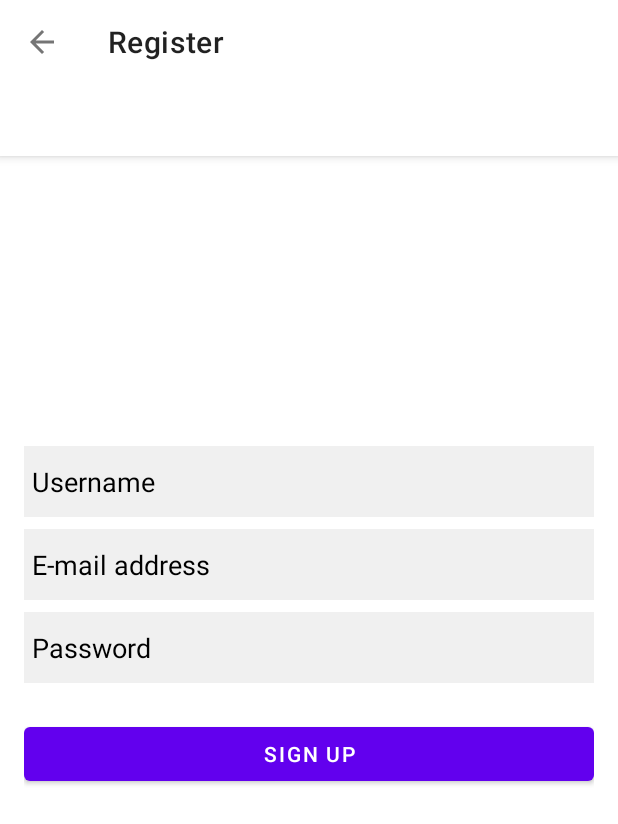
After one commit to dimitarduino/chat-mobilni, an Android app: the RegisterActivity screen opened directly, with no data from a screen before it, on a phone screen of 412 x 824 dp. The commit adds this screen. Shown: the top 824 px of the screen. Run offline under Robolectric (Android 15) with nearby library versions, the phone set to English and light mode, and no system bars.

Commit message:
Nacrtani Login/Register/Welcome

```diff
--- /dev/null
+++ b/app/src/main/java/com/dimitarduino/chatmobilni/RegisterActivity.kt
@@ -0,0 +1,24 @@
+package com.dimitarduino.chatmobilni
+
+import android.content.Intent
+import androidx.appcompat.app.AppCompatActivity
+import android.os.Bundle
+
+class RegisterActivity : AppCompatActivity() {
+    override fun onCreate(savedInstanceState: Bundle?) {
+        super.onCreate(savedInstanceState)
+        setContentView(R.layout.activity_register)
+
+        val toolbar : androidx.appcompat.widget.Toolbar = findViewById(R.id.toolbar_register)
+        setSupportActionBar(toolbar)
+
+        supportActionBar!!.title = "Register"
+        supportActionBar!!.setDisplayHomeAsUpEnabled(true)
+        toolbar.setNavigationOnClickListener {
+            val intent = Intent(this, WelcomeActivity::class.java)
+
+            startActivity(intent)
+            finish()
+        }
+    }
+}
--- /dev/null
+++ b/app/src/main/res/layout/activity_register.xml
@@ -0,0 +1,94 @@
+<?xml version="1.0" encoding="utf-8"?>
+<RelativeLayout xmlns:android="http://schemas.android.com/apk/res/android"
+    xmlns:app="http://schemas.android.com/apk/res-auto"
+    xmlns:tools="http://schemas.android.com/tools"
+    android:layout_width="match_parent"
+    android:layout_height="match_parent"
+    android:background="@color/common_google_signin_btn_text_dark"
+    tools:context=".RegisterActivity">
+
+    <com.google.android.material.appbar.AppBarLayout
+        android:layout_width="match_parent"
+        android:layout_height="wrap_content"
+        android:theme="@style/Theme.ChatMobilni.AppBarOverlay">
+
+        <androidx.appcompat.widget.Toolbar
+            android:id="@+id/toolbar_register"
+            android:layout_width="match_parent"
+            android:layout_height="wrap_content"
+            android:background="@color/white"
+            android:theme="@style/Theme.ChatMobilni.PopupOverlay">
+
+        </androidx.appcompat.widget.Toolbar>
+
+        <com.google.android.material.tabs.TabLayout
+            android:id="@+id/tabLayout"
+            android:layout_width="match_parent"
+            android:layout_height="wrap_content"
+            android:background="@color/white"
+            app:tabIndicatorColor="@color/purple_500">
+
+        </com.google.android.material.tabs.TabLayout>
+
+    </com.google.android.material.appbar.AppBarLayout>
+
+    <LinearLayout
+        android:layout_width="match_parent"
+        android:layout_height="wrap_content"
+        android:padding="16dp"
+        android:gravity="center_horizontal"
+        android:orientation="vertical"
+        android:layout_centerInParent="true"
+        >
+        <EditText
+            android:id="@+id/username_register"
+            android:layout_width="match_parent"
+            android:layout_height="wrap_content"
+            android:inputType="text"
+            android:paddingVertical="11dp"
+            android:paddingHorizontal="5dp"
+            android:background="@color/inputBackground"
+            android:hint="Username"
+            android:textColor="@color/black"
+            android:layout_marginBottom="8dp"
+            android:textColorHint="@color/black"/>
+        <EditText
+            android:id="@+id/email_register"
+            android:layout_width="match_parent"
+            android:layout_height="wrap_content"
+            android:inputType="textEmailAddress"
+            android:paddingVertical="11dp"
+            android:paddingHorizontal="5dp"
+            android:background="@color/inputBackground"
+            android:hint="E-mail address"
+            android:textColor="@color/black"
+            android:layout_marginBottom="8dp"
+            android:textColorHint="@color/black"
+            />
+        <EditText
+            android:id="@+id/password_register"
+            android:layout_width="match_parent"
+            android:layout_height="wrap_content"
+            android:inputType="textPassword"
+            android:paddingVertical="11dp"
+            android:paddingHorizontal="5dp"
+            android:background="@color/inputBackground"
+            android:hint="Password"
+            android:textColor="@color/black"
+            android:layout_marginBottom="8dp"
+            android:textColorHint="@color/black"
+            />
+
+        <Button
+            android:id="@+id/register_btn"
+            android:layout_width="match_parent"
+            android:layout_height="wrap_content"
+            android:layout_marginTop="15dp"
+            android:text="Sign Up"
+            android:textColor="@color/white"
+            android:textColorHint="@color/white"
+            />
+
+    </LinearLayout>
+
+</RelativeLayout>
--- a/app/src/main/res/values/colors.xml
+++ b/app/src/main/res/values/colors.xml
@@ -11,4 +11,5 @@
     <color name="colorPrimaryDark">#1c223c</color>
     <color name="colorAccent">#000000</color>
     <color name="colorProfile">#1c223c</color>
+    <color name="inputBackground">#f0f0f0</color>
 </resources>
--- a/app/src/main/res/values/themes.xml
+++ b/app/src/main/res/values/themes.xml
@@ -1,6 +1,6 @@
 <resources xmlns:tools="http://schemas.android.com/tools">
     <!-- Base application theme. -->
-    <style name="Theme.ChatMobilni" parent="Theme.MaterialComponents.DayNight.DarkActionBar">
+    <style name="Theme.ChatMobilni" parent="Theme.MaterialComponents.DayNight.NoActionBar">
         <!-- Primary brand color. -->
         <item name="colorPrimary">@color/purple_500</item>
         <item name="colorPrimaryVariant">@color/purple_700</item>
```
Also changed, not shown: app/src/main/AndroidManifest.xml (+15 -4 lines), app/src/main/java/com/dimitarduino/chatmobilni/LoginActivity.kt (added, +24 -0 lines), app/src/main/java/com/dimitarduino/chatmobilni/WelcomeActivity.kt (added, +48 -0 lines), app/src/main/res/layout/activity_login.xml (added, +83 -0 lines), app/src/main/res/layout/activity_welcome.xml (added, +44 -0 lines).
